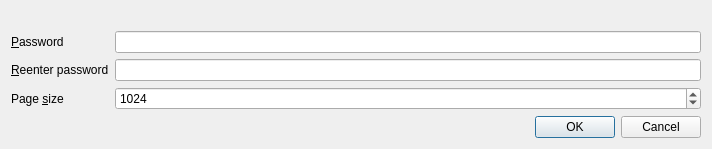
Qt form src/CipherDialog.ui (sqlitebrowser/sqlitebrowser) before a commit.
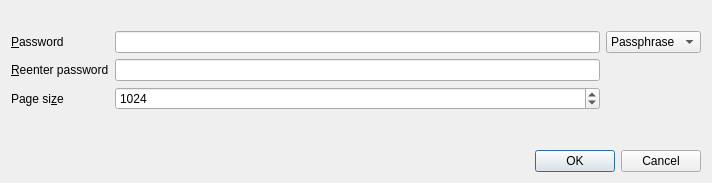
The same form after that commit.

Commit message:
cipher: Add support for encryption using the raw key format
See issue #264.

Patch:
```diff
--- a/src/CipherDialog.ui
+++ b/src/CipherDialog.ui
@@ -7,21 +7,20 @@
     <x>0</x>
     <y>0</y>
     <width>712</width>
-    <height>147</height>
+    <height>183</height>
    </rect>
   </property>
   <property name="windowTitle">
    <string>SQLCipher encryption</string>
   </property>
-  <layout class="QVBoxLayout" name="verticalLayout">
+  <layout class="QVBoxLayout" name="verticalLayout_2">
    <item>
     <widget class="QLabel" name="labelDialogDescription"/>
    </item>
    <item>
+    <layout class="QHBoxLayout" name="horizontalLayout">
+     <item>
     <layout class="QFormLayout" name="formLayout">
-     <property name="fieldGrowthPolicy">
-      <enum>QFormLayout::AllNonFixedFieldsGrow</enum>
-     </property>
      <item row="0" column="0">
       <widget class="QLabel" name="labelPassword">
        <property name="text">
@@ -59,7 +58,7 @@
      <item row="2" column="0">
       <widget class="QLabel" name="label_3">
        <property name="text">
-        <string>Page &amp;size</string>
+          <string>Page si&amp;ze</string>
        </property>
        <property name="buddy">
         <cstring>spinPageSize</cstring>
@@ -82,6 +81,39 @@
     </layout>
    </item>
    <item>
+      <layout class="QVBoxLayout" name="verticalLayout">
+       <item>
+        <widget class="QComboBox" name="comboKeyFormat">
+         <item>
+          <property name="text">
+           <string>Passphrase</string>
+          </property>
+         </item>
+         <item>
+          <property name="text">
+           <string>Raw key</string>
+          </property>
+         </item>
+        </widget>
+       </item>
+       <item>
+        <spacer name="verticalSpacer">
+         <property name="orientation">
+          <enum>Qt::Vertical</enum>
+         </property>
+         <property name="sizeHint" stdset="0">
+          <size>
+           <width>20</width>
+           <height>40</height>
+          </size>
+         </property>
+        </spacer>
+       </item>
+      </layout>
+     </item>
+    </layout>
+   </item>
+   <item>
     <widget class="QDialogButtonBox" name="buttonBox">
      <property name="orientation">
       <enum>Qt::Horizontal</enum>
```
Left out of the diff: 34 changed lines with no effect on the pictures. Lines whose indentation alone changed are shown as unchanged. The commit also changes 4 other files.
